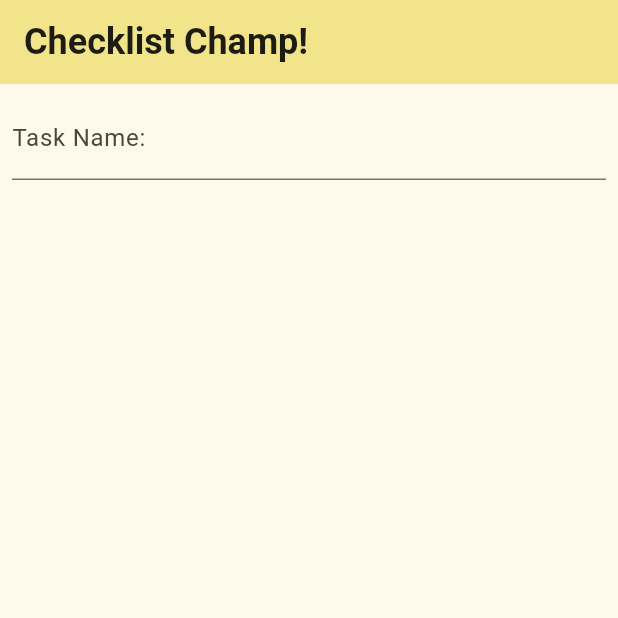
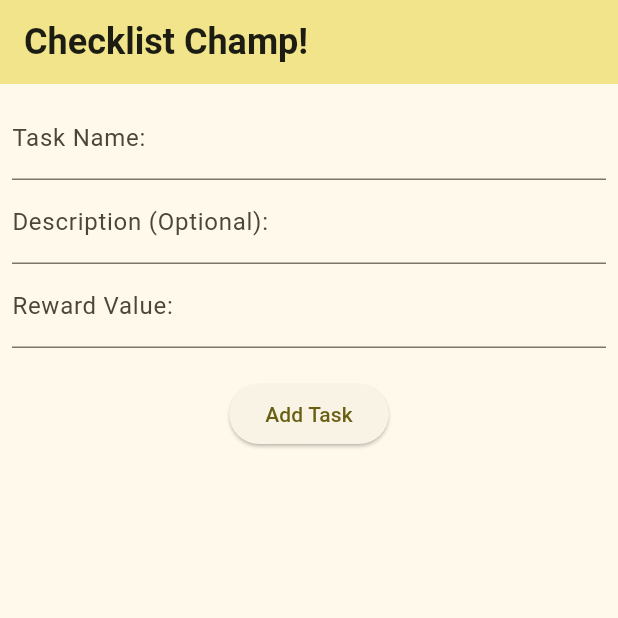
Before and after one commit to HuhnDaniel/checklist_champ, a Flutter app: the screen it shows after launch, on a phone screen of 412 x 824 dp, the top half of it. Run offline on Flutter 3.47's test engine with Material 2 defaults, Android fonts, the phone set to English and light mode, and no system bars.

Commit message:
complete task add/edit form layout

```diff
--- a/lib/main.dart
+++ b/lib/main.dart
@@ -1,4 +1,5 @@
 import 'package:flutter/material.dart';
+import 'package:flutter/services.dart';
 import 'package:provider/provider.dart';
 
 void main() {
@@ -44,24 +45,35 @@ class MyHomePage extends StatelessWidget {
       ),
       body: Center(
         child: Column(children: [
-          AddTaskForm(),
+          TaskForm(),
         ]),
       ),
     );
   }
 }
 
-class AddTaskForm extends StatefulWidget {
-  const AddTaskForm({super.key});
+class TaskForm extends StatefulWidget {
+  const TaskForm({super.key});
 
   @override
-  AddTaskFormState createState() {
-    return AddTaskFormState();
+  State<TaskForm> createState() {
+    return _TaskFormState();
   }
 }
 
-class AddTaskFormState extends State<AddTaskForm> {
+class _TaskFormState extends State<TaskForm> {
   final _formKey = GlobalKey<FormState>();
+  final nameController = TextEditingController();
+  final descriptionController = TextEditingController();
+  final valueController = TextEditingController();
+
+  @override
+  void dispose() {
+    nameController.dispose();
+    descriptionController.dispose();
+    valueController.dispose();
+    super.dispose();
+  }
 
   @override
   Widget build(BuildContext context) {
@@ -72,10 +84,44 @@ class AddTaskFormState extends State<AddTaskForm> {
         child: Column(
           children: [
             TextFormField(
+              controller: nameController,
               decoration: InputDecoration(
                 labelText: 'Task Name:',
               ),
             ),
+            TextFormField(
+              controller: descriptionController,
+              decoration: InputDecoration(
+                labelText: 'Description (Optional):',
+              ),
+            ),
+            TextFormField(
+              controller: valueController,
+              decoration: InputDecoration(labelText: 'Reward Value:'),
+              keyboardType: TextInputType.number,
+              inputFormatters: <TextInputFormatter>[
+                FilteringTextInputFormatter.digitsOnly,
+              ],
+            ),
+            SizedBox(
+              height: 20,
+            ),
+            ElevatedButton(
+              onPressed: () {
+                // var name = nameController.text;
+                // var description = descriptionController.text;
+                // var value = valueController.text;
+
+                // showDialog(
+                //     context: context,
+                //     builder: (context) {
+                //       return AlertDialog(
+                //         content: Text('$name\n$description\n$value'),
+                //       );
+                //     });
+              },
+              child: Text('Add Task'),
+            )
           ],
         ),
       ),
```
